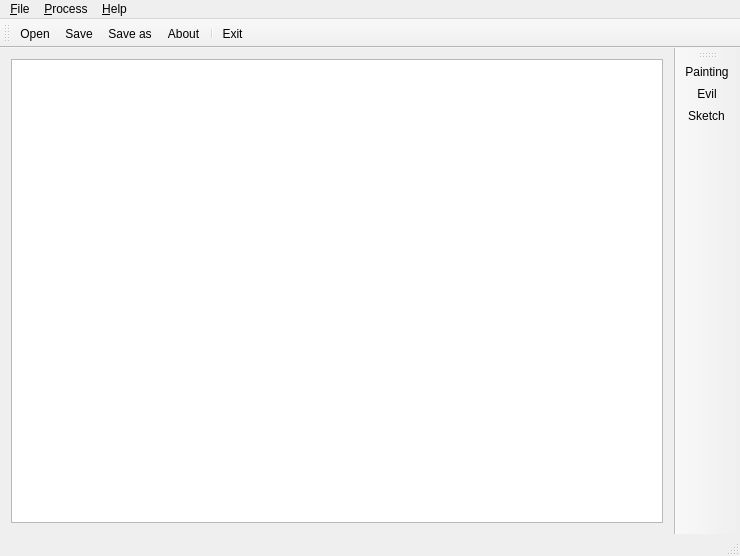
Above: mainwindow.ui from Fibird/PyP before the change. Below: the same form after it.
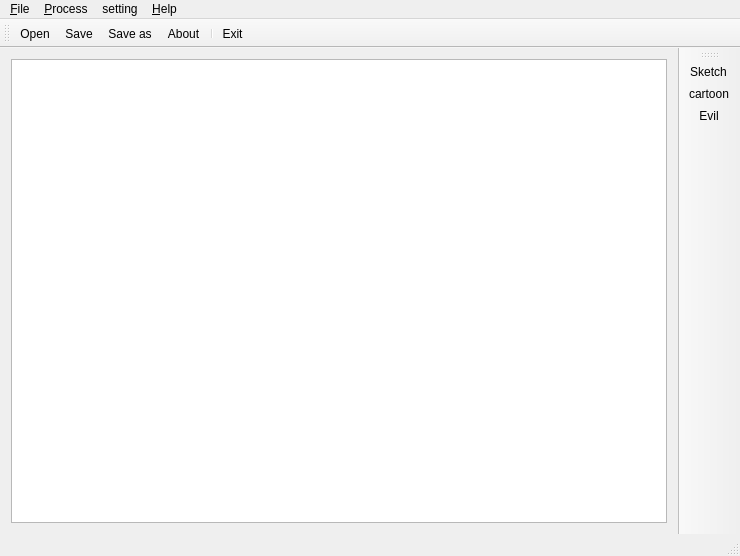
That is the form after the change. Icons and pictures are not drawn.

```diff
--- a/mainwindow.ui
+++ b/mainwindow.ui
@@ -60,8 +60,22 @@
     <addaction name="action_Sketch"/>
     <addaction name="action_Evil"/>
    </widget>
+   <widget class="QMenu" name="menusetting">
+    <property name="title">
+     <string>setting</string>
+    </property>
+    <widget class="QMenu" name="menulanguage">
+     <property name="title">
+      <string>language</string>
+     </property>
+     <addaction name="actionEnglish"/>
+     <addaction name="actionChinese"/>
+    </widget>
+    <addaction name="menulanguage"/>
+   </widget>
    <addaction name="menuFile"/>
    <addaction name="menu_Cartoonifier"/>
+   <addaction name="menusetting"/>
    <addaction name="menu_Help"/>
   </widget>
   <widget class="QToolBar" name="mainToolBar">
@@ -89,9 +103,9 @@
    <attribute name="toolBarBreak">
     <bool>false</bool>
    </attribute>
+   <addaction name="action_Sketch"/>
    <addaction name="action_Painting"/>
    <addaction name="action_Evil"/>
-   <addaction name="action_Sketch"/>
   </widget>
   <action name="action_Open">
    <property name="icon">
@@ -180,7 +194,10 @@
      <normaloff>:/menu_icon/cartoon-proc</normaloff>:/menu_icon/cartoon-proc</iconset>
    </property>
    <property name="text">
-    <string>&amp;Painting</string>
+    <string>&amp;Cartoon</string>
+   </property>
+   <property name="iconText">
+    <string>cartoon</string>
    </property>
    <property name="toolTip">
     <string>cartoon effect</string>
```
Left out of the diff: 29 changed lines with no effect on the pictures.
